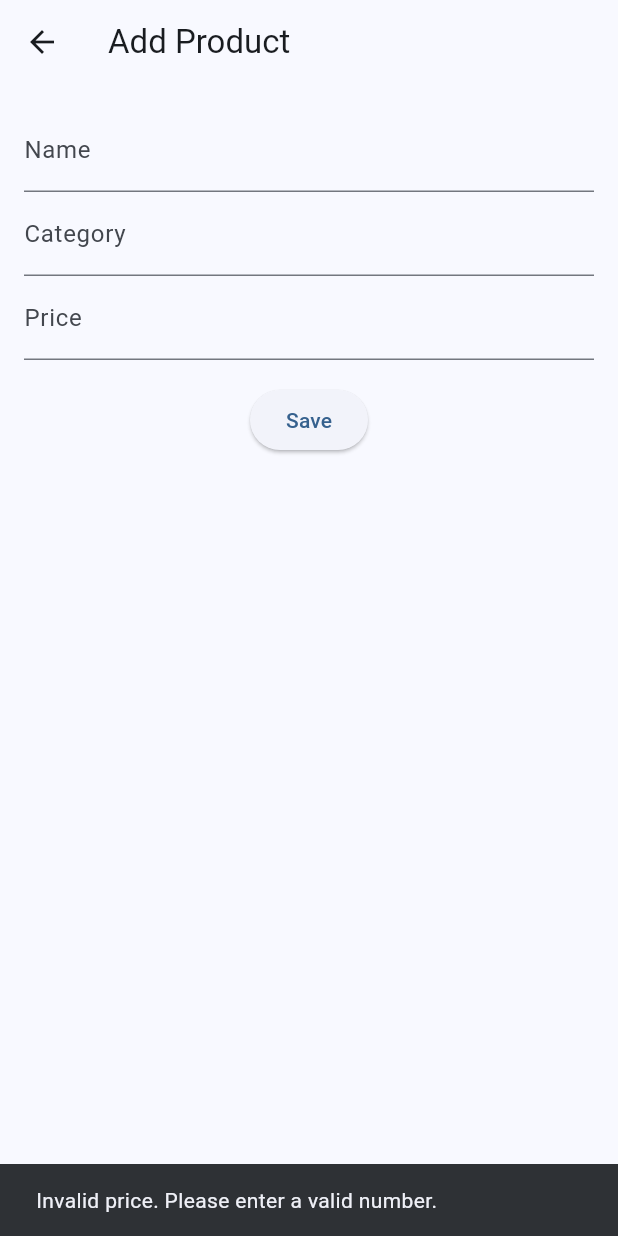
After one commit to RikoGunawan/uas_hura, a Flutter app: the ManageProductScreen screen opened directly, after a tap on "Save", on a phone screen of 412 x 824 dp. The commit adds this screen. Run offline on Flutter 3.47's test engine with Material 3 defaults, Android fonts, the phone set to English and light mode, and no system bars; our stand-ins replace google_fonts.

Commit message:
Provider sementara commit

```diff
--- a/lib/main.dart
+++ b/lib/main.dart
@@ -1,13 +1,19 @@
 import 'package:flutter/material.dart';
 import 'package:google_fonts/google_fonts.dart';
-
+import 'package:provider/provider.dart';
+import 'providers/product_provider.dart';
+import 'screens/login_screen.dart';
 // import 'main_widget.dart';
 // import 'screens/home_screen.dart';
-import 'screens/login_screen.dart';
 
 //Made by Riko Gunawan
 void main() {
-  runApp(const MyApp());
+  runApp(
+    ChangeNotifierProvider(
+      create: (context) => ProductProvider(),
+      child: const MyApp(),
+    ),
+  );
 }
 
 class MyApp extends StatelessWidget {
--- /dev/null
+++ b/lib/models/product.dart
@@ -0,0 +1,28 @@
+class Product {
+  int id;
+  String name;
+  String category;
+  double price;
+
+  Product({
+    required this.id,
+    required this.name,
+    required this.category,
+    required this.price,
+  });
+
+  Product.fromJson(Map<String, dynamic> json)
+      : id = json['id'],
+        name = json['name'],
+        category = json['category'],
+        price = json['price']?.toDouble() ?? 0.0;
+
+  Map<String, dynamic> toJson() {
+    return {
+      'id': id,
+      'name': name,
+      'category': category,
+      'price': price,
+    };
+  }
+}
--- /dev/null
+++ b/lib/providers/product_provider.dart
@@ -0,0 +1,30 @@
+import 'package:flutter/material.dart';
+
+import '../models/product.dart';
+
+class ProductProvider extends ChangeNotifier {
+  final List<Product> _products = [];
+
+  List<Product> get products => _products;
+
+  void addProduct(Product product) {
+    _products.add(product);
+    notifyListeners();
+  }
+
+  void editProduct(Product product) {
+    final index = _products.indexWhere((element) => element.id == product.id);
+    _products[index] = product;
+    notifyListeners();
+  }
+
+  void removeProduct(Product product) {
+    _products.remove(product);
+    notifyListeners();
+  }
+
+  void clearProducts() {
+    _products.clear();
+    notifyListeners();
+  }
+}
--- a/lib/screens/cart_screen.dart
+++ b/lib/screens/cart_screen.dart
@@ -1,7 +1,10 @@
 import 'package:flutter/material.dart';
 
 class CartScreen extends StatefulWidget {
-  const CartScreen({super.key});
+  // const CartScreen({super.key});
+  const CartScreen({Key? key}) : super(key: key);
+
+  static const String routeName = '/cart';
 
   @override
   State<CartScreen> createState() => _CartScreenState();
--- a/lib/screens/home_screen.dart
+++ b/lib/screens/home_screen.dart
@@ -1,7 +1,10 @@
 import 'package:flutter/material.dart';
 
 class HomeScreen extends StatefulWidget {
-  const HomeScreen({super.key});
+  // const HomeScreen({super.key});
+  const HomeScreen({Key? key}) : super(key: key);
+
+  static const String routeName = '/';
 
   @override
   State<HomeScreen> createState() => _HomeScreenState();
--- /dev/null
+++ b/lib/screens/manage_product_screen.dart
@@ -0,0 +1,99 @@
+import 'package:flutter/material.dart';
+import 'package:provider/provider.dart';
+
+import '../models/product.dart';
+import '../providers/product_provider.dart';
+
+class ManageProductScreen extends StatelessWidget {
+  const ManageProductScreen({super.key});
+
+  static const String routeName = '/';
+
+  @override
+  Widget build(BuildContext context) {
+    final nameController = TextEditingController();
+    final categoryController = TextEditingController();
+    final priceController = TextEditingController();
+
+    final existingProduct =
+        ModalRoute.of(context)?.settings.arguments as Product?;
+    final isEdit = existingProduct != null;
+
+    if (isEdit) {
+      nameController.text = existingProduct.name;
+      categoryController.text = existingProduct.category;
+      priceController.text = existingProduct.price
+          .toString(); // Konversi ke string untuk TextField
+    }
+
+    return Scaffold(
+      appBar: AppBar(
+        title: Text(isEdit ? 'Edit Product' : 'Add Product'),
+      ),
+      body: Padding(
+        padding: const EdgeInsets.all(16),
+        child: Column(
+          children: [
+            TextField(
+              controller: nameController,
+              decoration: const InputDecoration(
+                labelText: 'Name',
+              ),
+            ),
+            TextField(
+              controller: categoryController,
+              decoration: const InputDecoration(
+                labelText: 'Category',
+              ),
+            ),
+            TextField(
+              controller: priceController,
+              keyboardType: TextInputType.number, // Menggunakan keyboard angka
+              decoration: const InputDecoration(
+                labelText: 'Price',
+              ),
+            ),
+            const SizedBox(height: 16),
+            ElevatedButton(
+              onPressed: () {
+                final name = nameController.text;
+                final category = categoryController.text;
+
+                // Mengonversi price dari String ke double
+                final price = double.tryParse(priceController.text);
+                if (price == null) {
+                  // Menampilkan pesan kesalahan jika konversi gagal
+                  ScaffoldMessenger.of(context).showSnackBar(
+                    const SnackBar(
+                      content:
+                          Text('Invalid price. Please enter a valid number.'),
+                    ),
+                  );
+                  return;
+                }
+
+                final newProduct = Product(
+                  id: isEdit
+                      ? existingProduct.id
+                      : DateTime.now().millisecondsSinceEpoch,
+                  name: name,
+                  category: category,
+                  price: price,
+                );
+
+                if (isEdit) {
+                  context.read<ProductProvider>().editProduct(newProduct);
+                } else {
+                  context.read<ProductProvider>().addProduct(newProduct);
+                }
+
+                Navigator.pop(context);
+              },
+              child: const Text('Save'),
+            ),
+          ],
+        ),
+      ),
+    );
+  }
+}
```
